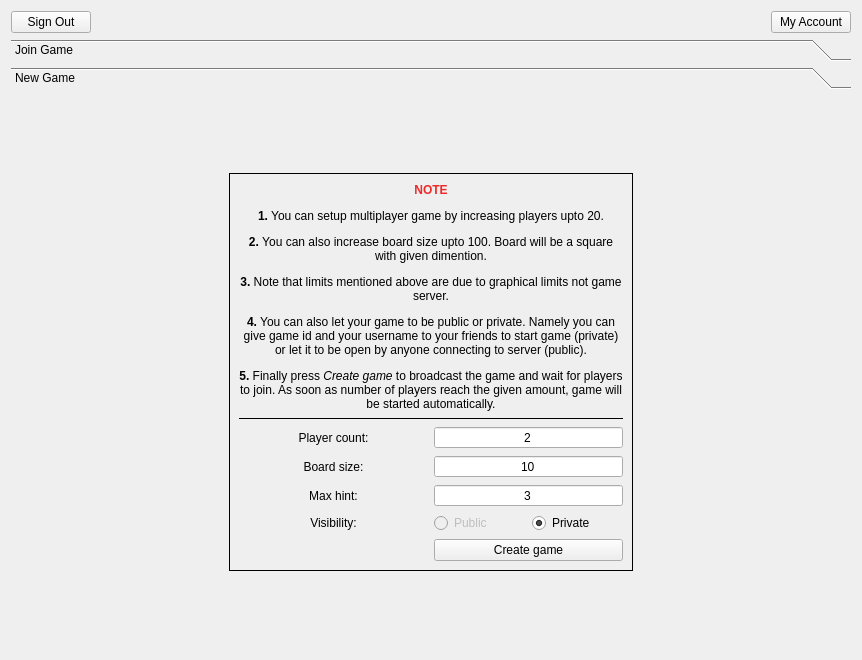
This is sos/gui/menu_screen_ui.ui in tornado80/sos-game-client as Qt 5 draws it before an edit. The edited form follows.
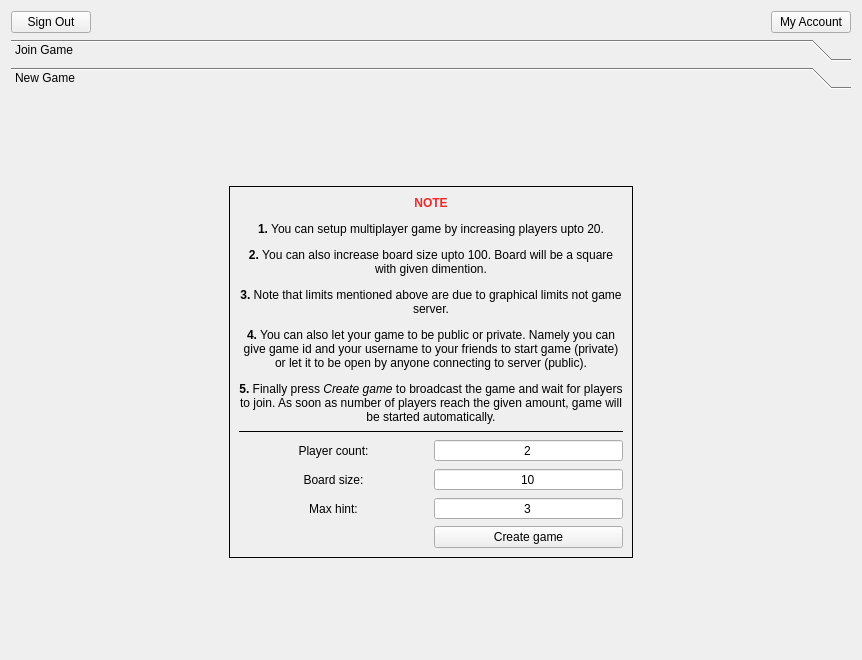
This is the edited form. The open tabs and pages were chosen to show the change.

Patch:
```diff
--- a/sos/gui/menu_screen_ui.ui
+++ b/sos/gui/menu_screen_ui.ui
@@ -207,8 +207,8 @@
        <rect>
         <x>0</x>
         <y>0</y>
-        <width>844</width>
-        <height>547</height>
+        <width>830</width>
+        <height>561</height>
        </rect>
       </property>
       <attribute name="label">
@@ -280,46 +280,12 @@
            </widget>
           </item>
           <item row="5" column="1">
-           <layout class="QHBoxLayout" name="horizontalLayout_2">
-            <item>
-             <widget class="QRadioButton" name="publicRadioButton">
-              <property name="enabled">
-               <bool>false</bool>
-              </property>
-              <property name="text">
-               <string>Public</string>
-              </property>
-             </widget>
-            </item>
-            <item>
-             <widget class="QRadioButton" name="privateRadioButton">
-              <property name="text">
-               <string>Private</string>
-              </property>
-              <property name="checked">
-               <bool>true</bool>
-              </property>
-             </widget>
-            </item>
-           </layout>
-          </item>
-          <item row="6" column="1">
            <widget class="QPushButton" name="createGameButton">
             <property name="text">
              <string>Create game</string>
             </property>
            </widget>
           </item>
-          <item row="5" column="0">
-           <widget class="QLabel" name="label_3">
-            <property name="text">
-             <string>Visibility:</string>
-            </property>
-            <property name="alignment">
-             <set>Qt::AlignCenter</set>
-            </property>
-           </widget>
-          </item>
           <item row="1" column="0" colspan="2">
            <widget class="Line" name="line">
             <property name="frameShadow">
```
